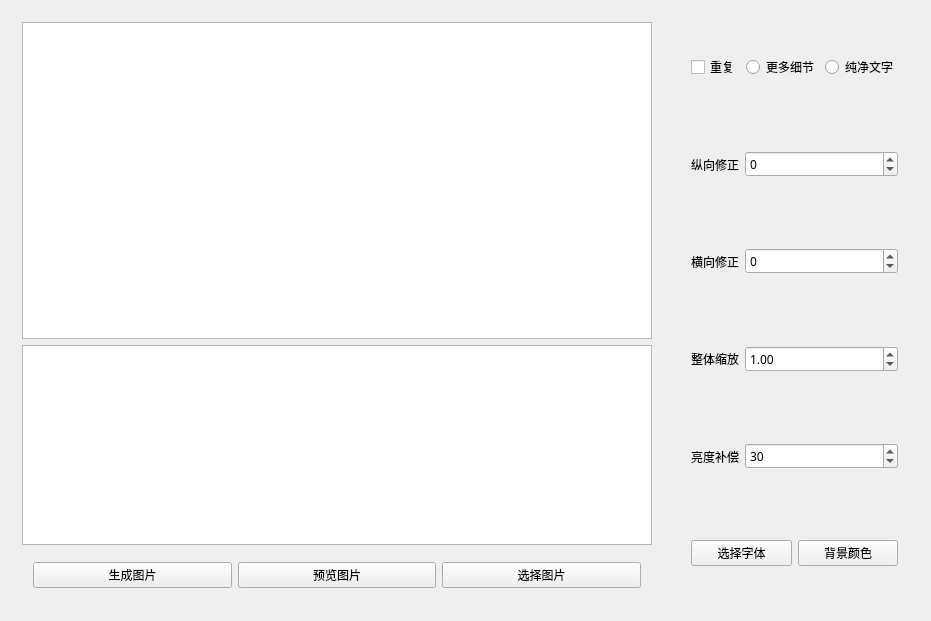
Above: picture-text/mainwindow.ui from water2004/picture-text before the change. Below: the same form after it.
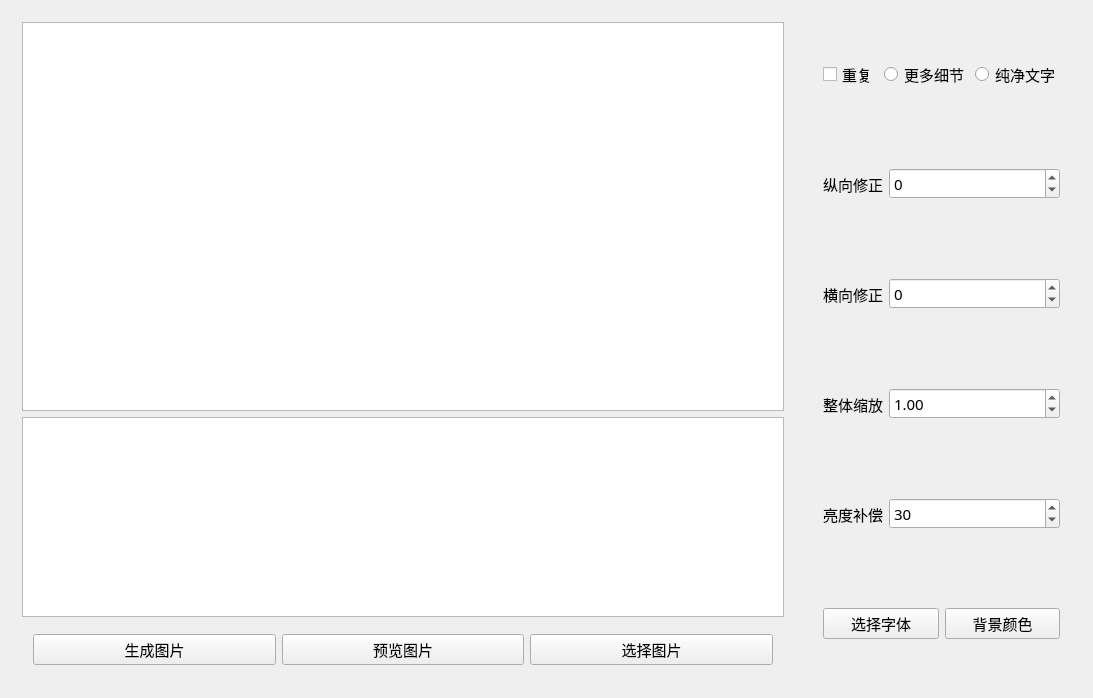
That is the form after the change. Icons and pictures are not drawn. Custom widgets are drawn as their Qt base class.

Commit message: 修正更多细节模式下的背景问题

Patch:
```diff
--- a/picture-text/mainwindow.ui
+++ b/picture-text/mainwindow.ui
@@ -6,8 +6,8 @@
    <rect>
     <x>0</x>
     <y>0</y>
-    <width>931</width>
-    <height>621</height>
+    <width>1093</width>
+    <height>698</height>
    </rect>
   </property>
   <property name="sizePolicy">
@@ -61,6 +61,7 @@
          <property name="font">
           <font>
            <family>微软雅黑</family>
+           <pointsize>11</pointsize>
           </font>
          </property>
         </widget>
@@ -76,9 +77,16 @@
          <layout class="QHBoxLayout" name="horizontalLayout">
           <item>
            <widget class="QPushButton" name="OK">
+            <property name="minimumSize">
+             <size>
+              <width>0</width>
+              <height>30</height>
+             </size>
+            </property>
             <property name="font">
              <font>
               <family>微软雅黑</family>
+              <pointsize>11</pointsize>
              </font>
             </property>
             <property name="text">
@@ -88,9 +96,16 @@
           </item>
           <item>
            <widget class="QPushButton" name="pushButton_2">
+            <property name="minimumSize">
+             <size>
+              <width>0</width>
+              <height>30</height>
+             </size>
+            </property>
             <property name="font">
              <font>
               <family>微软雅黑</family>
+              <pointsize>11</pointsize>
              </font>
             </property>
             <property name="text">
@@ -100,9 +115,16 @@
           </item>
           <item>
            <widget class="QPushButton" name="choosePic">
+            <property name="minimumSize">
+             <size>
+              <width>0</width>
+              <height>30</height>
+             </size>
+            </property>
             <property name="font">
              <font>
               <family>微软雅黑</family>
+              <pointsize>11</pointsize>
              </font>
             </property>
             <property name="text">
@@ -133,9 +155,16 @@
          <layout class="QHBoxLayout" name="horizontalLayout_4">
           <item>
            <widget class="QCheckBox" name="repeat">
+            <property name="minimumSize">
+             <size>
+              <width>0</width>
+              <height>30</height>
+             </size>
+            </property>
             <property name="font">
              <font>
               <family>微软雅黑</family>
+              <pointsize>11</pointsize>
              </font>
             </property>
             <property name="text">
@@ -145,9 +174,16 @@
           </item>
           <item>
            <widget class="QRadioButton" name="detail">
+            <property name="minimumSize">
+             <size>
+              <width>0</width>
+              <height>30</height>
+             </size>
+            </property>
             <property name="font">
              <font>
               <family>微软雅黑</family>
+              <pointsize>11</pointsize>
              </font>
             </property>
             <property name="text">
@@ -157,9 +193,16 @@
           </item>
           <item>
            <widget class="QRadioButton" name="pure">
+            <property name="minimumSize">
+             <size>
+              <width>0</width>
+              <height>30</height>
+             </size>
+            </property>
             <property name="font">
              <font>
               <family>微软雅黑</family>
+              <pointsize>11</pointsize>
              </font>
             </property>
             <property name="text">
@@ -181,9 +224,16 @@
               <verstretch>0</verstretch>
              </sizepolicy>
             </property>
+            <property name="minimumSize">
+             <size>
+              <width>0</width>
+              <height>30</height>
+             </size>
+            </property>
             <property name="font">
              <font>
               <family>微软雅黑</family>
+              <pointsize>11</pointsize>
              </font>
             </property>
             <property name="text">
@@ -193,9 +243,16 @@
           </item>
           <item>
            <widget class="QSpinBox" name="fixH">
+            <property name="minimumSize">
+             <size>
+              <width>0</width>
+              <height>30</height>
+             </size>
+            </property>
             <property name="font">
              <font>
               <family>微软雅黑</family>
+              <pointsize>11</pointsize>
              </font>
             </property>
             <property name="minimum">
@@ -220,9 +277,16 @@
               <verstretch>0</verstretch>
              </sizepolicy>
             </property>
+            <property name="minimumSize">
+             <size>
+              <width>0</width>
+              <height>30</height>
+             </size>
+            </property>
             <property name="font">
              <font>
               <family>微软雅黑</family>
+              <pointsize>11</pointsize>
              </font>
             </property>
             <property name="text">
@@ -232,9 +296,16 @@
           </item>
           <item>
            <widget class="QSpinBox" name="fixW">
+            <property name="minimumSize">
+             <size>
+              <width>0</width>
+              <height>30</height>
+             </size>
+            </property>
             <property name="font">
              <font>
               <family>微软雅黑</family>
+              <pointsize>11</pointsize>
              </font>
             </property>
             <property name="minimum">
@@ -262,9 +333,16 @@
               <verstretch>0</verstretch>
              </sizepolicy>
             </property>
+            <property name="minimumSize">
+             <size>
+              <width>0</width>
+              <height>30</height>
+             </size>
+            </property>
             <property name="font">
              <font>
               <family>微软雅黑</family>
+              <pointsize>11</pointsize>
              </font>
             </property>
             <property name="text">
@@ -274,9 +352,16 @@
           </item>
           <item>
            <widget class="QDoubleSpinBox" name="scale">
+            <property name="minimumSize">
+             <size>
+              <width>0</width>
+              <height>30</height>
+             </size>
+            </property>
             <property name="font">
              <font>
               <family>微软雅黑</family>
+              <pointsize>11</pointsize>
              </font>
             </property>
             <property name="minimum">
@@ -307,9 +392,16 @@
               <verstretch>0</verstretch>
              </sizepolicy>
             </property>
+            <property name="minimumSize">
+             <size>
+              <width>0</width>
+              <height>30</height>
+             </size>
+            </property>
             <property name="font">
              <font>
               <family>微软雅黑</family>
+              <pointsize>11</pointsize>
              </font>
             </property>
             <property name="text">
@@ -319,9 +411,16 @@
           </item>
           <item>
            <widget class="QSpinBox" name="addLight">
+            <property name="minimumSize">
+             <size>
+              <width>0</width>
+              <height>30</height>
+             </size>
+            </property>
             <property name="font">
              <font>
               <family>微软雅黑</family>
+              <pointsize>11</pointsize>
              </font>
             </property>
             <property name="minimum">
@@ -349,9 +448,16 @@
               <verstretch>0</verstretch>
              </sizepolicy>
             </property>
+            <property name="minimumSize">
+             <size>
+              <width>0</width>
+              <height>30</height>
+             </size>
+            </property>
             <property name="font">
              <font>
               <family>微软雅黑</family>
+              <pointsize>11</pointsize>
              </font>
             </property>
             <property name="text">
@@ -361,9 +467,16 @@
           </item>
           <item>
            <widget class="QPushButton" name="background">
+            <property name="minimumSize">
+             <size>
+              <width>0</width>
+              <height>30</height>
+             </size>
+            </property>
             <property name="font">
              <font>
               <family>微软雅黑</family>
+              <pointsize>11</pointsize>
              </font>
             </property>
             <property name="text">
```
The commit also changes 1 other file.
